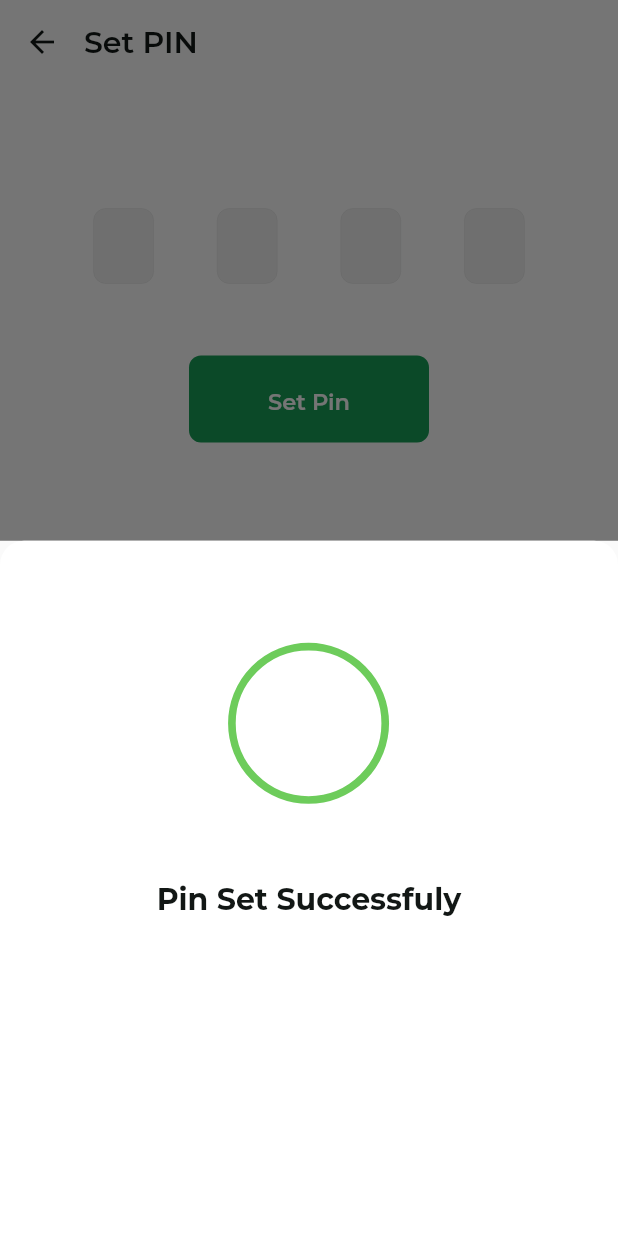
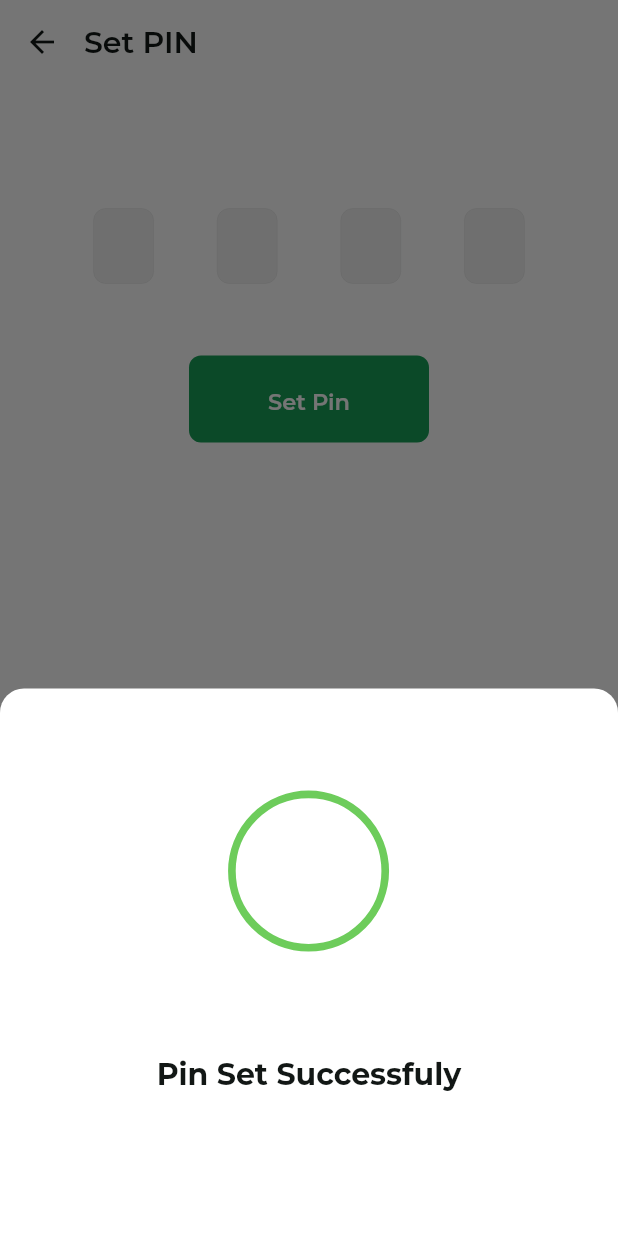
Before and after one commit to varmeh/botigaApp, a Flutter app: the SetPinScreen screen opened directly with empty values, after a tap on "Set Pin", on a phone screen of 412 x 824 dp. Run offline on Flutter 3.47's test engine with Material 2 defaults, Android fonts, the phone set to English and light mode, and no system bars; drawn by our look-alikes of pin_code_fields; our stand-ins replace badges, cached_network_image, firebase_analytics, firebase_core, firebase_crashlytics, firebase_messaging and 6 more; missing offline and left inert: clipboard; accounts and stored records are empty; generated files the repository leaves out were written again; network calls fail; project files that could hold a hidden picture were left out.

Commit message:
botiga bottom modal added

```diff
--- a/lib/app/auth/setPinScreen.dart
+++ b/lib/app/auth/setPinScreen.dart
@@ -83,13 +83,7 @@ class _SetPinScreenState extends State<SetPinScreen>
         onPressed: () {
           if (_form.currentState.validate()) {
             _form.currentState.save(); //value saved in pinValue
-            showModalBottomSheet(
-              context: context,
-              isDismissible: false,
-              builder: (context) {
-                return setPinSuccessful(context);
-              },
-            );
+            BotigaBottomModal(child: setPinSuccessful()).show(context);
           }
         },
         color: AppTheme.primaryColor,
@@ -107,21 +101,8 @@ class _SetPinScreenState extends State<SetPinScreen>
     );
   }
 
-  Widget setPinSuccessful(BuildContext context) {
-    const borderRadius = BorderRadius.only(
-      topLeft: const Radius.circular(16.0),
-      topRight: const Radius.circular(16.0),
-    );
-
-    return Container(
-      width: double.infinity,
-      height: MediaQuery.of(context).size.height,
-      padding: EdgeInsets.only(left: 22, right: 22, top: 42),
-      decoration: BoxDecoration(
-        color: AppTheme.backgroundColor,
-        borderRadius: borderRadius,
-      ),
-      child: Column(
+  Widget setPinSuccessful() {
+    return Column(
       children: [
         Lottie.asset(
           'assets/lotties/checkSuccess.json',
@@ -138,13 +119,13 @@ class _SetPinScreenState extends State<SetPinScreen>
             _controller.forward();
           },
         ),
-          SizedBox(height: 24.0),
+        SizedBox(height: 42.0),
         Text(
           'Pin Set Successfuly',
           style: AppTheme.textStyle.w700.color100.size(20.0).lineHeight(1.25),
         ),
+        SizedBox(height: 64.0),
       ],
-      ),
     );
   }
 
--- a/lib/widgets/botigaBottomModal.dart
+++ b/lib/widgets/botigaBottomModal.dart
@@ -7,7 +7,7 @@ import '../theme/index.dart';
  * Call show(context) method to display bottomModalSheet
  */
 class BotigaBottomModal {
-  final Widget child;
+  final Column child;
   final bool isDismissible;
   final Color color;
 
@@ -34,8 +34,18 @@ class BotigaBottomModal {
               topRight: const Radius.circular(16.0),
             ),
           ),
-          padding: const EdgeInsets.only(left: 22, right: 22, top: 42),
-          child: child,
+          padding: const EdgeInsets.only(
+            left: 22.0,
+            right: 22.0,
+            top: 42.0,
+            bottom: 32.0,
+          ),
+          child: Column(
+            mainAxisAlignment: child.mainAxisAlignment,
+            crossAxisAlignment: child.crossAxisAlignment,
+            mainAxisSize: MainAxisSize.min,
+            children: [...child.children],
+          ),
         );
       },
     );
```
Also changed, not shown: lib/app/auth/signup/signupOtpScreen.dart (+1 -7 lines), lib/app/location/locationPermissionModal.dart (+8 -21 lines), lib/app/location/searchApartmentScreen.dart (+0 -69 lines), lib/widgets/inviteTile.dart (+7 -22 lines). Lines whose indentation alone changed are shown as unchanged.
